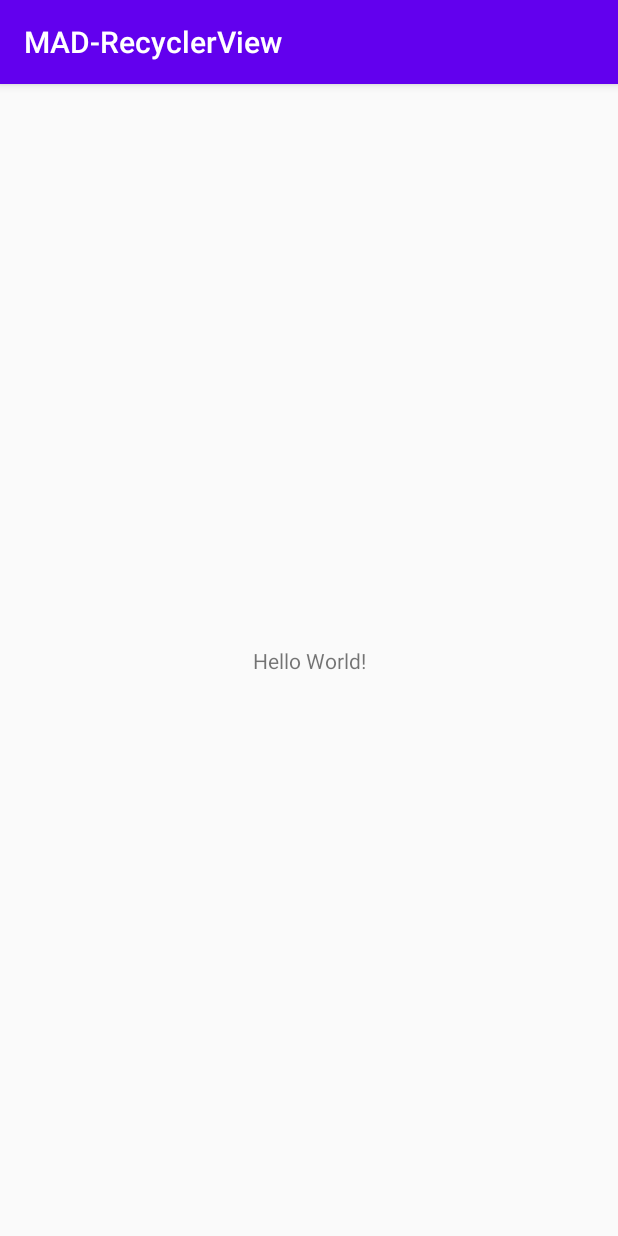
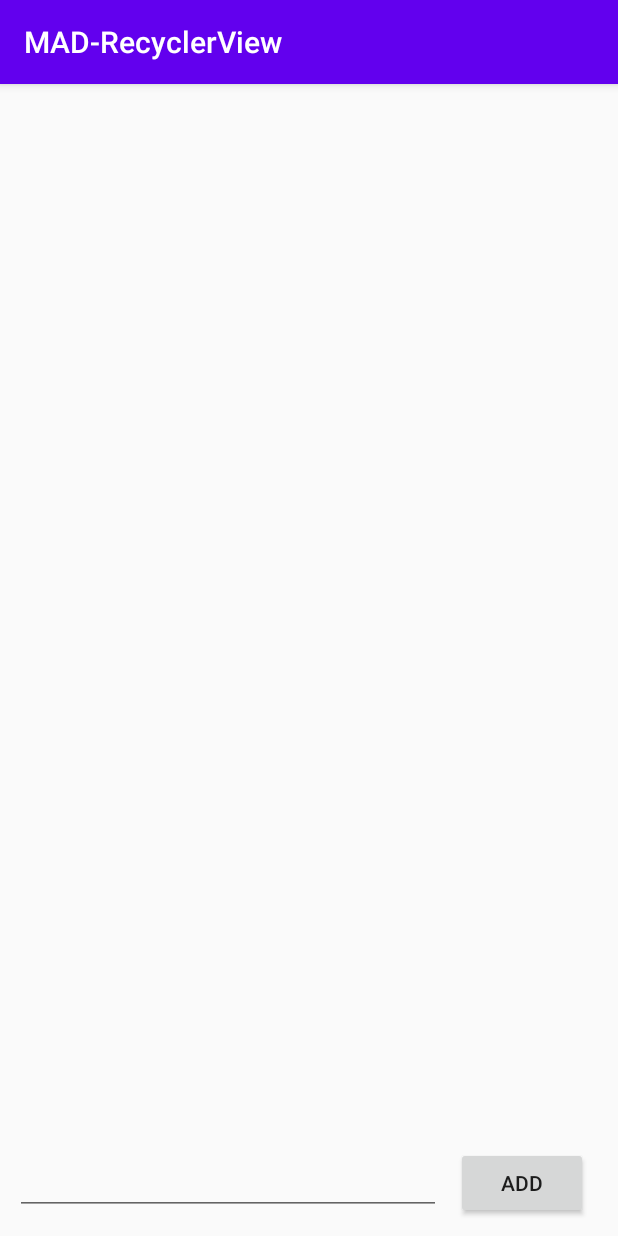
Before and after one commit to MAD-2020/mad-practical-5-recyclerview-Pritheev-Roshan, an Android app: the screen it shows after launch (MainActivity), on a phone screen of 412 x 824 dp. Run offline under Robolectric (Android 15) with nearby library versions, the phone set to English and light mode, and no system bars.

Commit message:
Recyclerview and item addition working

```diff
--- /dev/null
+++ b/app/src/main/java/sg/edu/np/mad/mad_recyclerview/ListAdapter.java
@@ -0,0 +1,46 @@
+package sg.edu.np.mad.mad_recyclerview;
+
+import android.view.LayoutInflater;
+import android.view.View;
+import android.view.ViewGroup;
+
+import androidx.recyclerview.widget.RecyclerView;
+
+import java.util.ArrayList;
+
+public class ListAdapter extends RecyclerView.Adapter<ListViewHolder> {
+
+    private final String TAG = "ListAdapter";
+
+    private ArrayList<String> list_objects;
+
+    public ListAdapter(ArrayList<String> obj){
+        this.list_objects = obj;
+    }
+
+    @Override
+    public ListViewHolder onCreateViewHolder(ViewGroup parent, int viewType){
+        View view = LayoutInflater.from(parent.getContext()).inflate(R.layout.list_layout, parent, false);
+        ListViewHolder holder = new ListViewHolder(view);
+        return holder;
+    }
+
+    @Override
+    public void onBindViewHolder(ListViewHolder holder, int position){
+        holder.txt.setText(list_objects.get(position));
+
+        String item = holder.txt.getText().toString();
+
+    }
+
+    public int getItemCount(){
+        return list_objects.size();
+    }
+
+
+    public ArrayList<String> returnList()
+    {
+        return list_objects;
+    }
+
+}
--- a/app/src/main/java/sg/edu/np/mad/mad_recyclerview/MainActivity.java
+++ b/app/src/main/java/sg/edu/np/mad/mad_recyclerview/MainActivity.java
@@ -1,20 +1,58 @@
 package sg.edu.np.mad.mad_recyclerview;
 
 import androidx.appcompat.app.AppCompatActivity;
+import androidx.recyclerview.widget.DefaultItemAnimator;
+import androidx.recyclerview.widget.LinearLayoutManager;
 import androidx.recyclerview.widget.RecyclerView;
 
 import android.content.Context;
 import android.os.Bundle;
+import android.view.View;
 import android.view.inputmethod.InputMethodManager;
+import android.widget.Button;
+import android.widget.EditText;
 
 import java.util.ArrayList;
 
 public class MainActivity extends AppCompatActivity {
 
+    final String TAG = "Recycler View";
+    RecyclerView recyclerView;
+    EditText taskInput;
+    ListAdapter listAdapter;
+    Button taskAddButton;
+
+    ArrayList<String> data = new ArrayList<>();
+
     @Override
     protected void onCreate(Bundle savedInstanceState) {
         super.onCreate(savedInstanceState);
         setContentView(R.layout.activity_main);
+
+        recyclerView = findViewById(R.id.recyclerView);
+        taskInput = findViewById(R.id.taskInput);
+        taskAddButton = findViewById(R.id.taskAdd);
+
+        LinearLayoutManager layoutManager = new LinearLayoutManager(this);
+
+        listAdapter = new ListAdapter(data);
+
+        recyclerView.setAdapter(listAdapter);
+        recyclerView.setLayoutManager(layoutManager);
+        recyclerView.setItemAnimator(new DefaultItemAnimator());
+
+        taskAddButton.setOnClickListener(new View.OnClickListener() {
+            @Override
+            public void onClick(View v) {
+                String item = taskInput.getText().toString();
+                data.add(item);
+                listAdapter.notifyDataSetChanged();
+
+                showNewEntry(recyclerView, listAdapter.returnList());
+            }
+        });
+
+
     }
 
     /**
@@ -32,4 +70,5 @@ public class MainActivity extends AppCompatActivity {
         InputMethodManager imm = (InputMethodManager)getSystemService(Context.INPUT_METHOD_SERVICE);
         imm.hideSoftInputFromWindow(rv.getWindowToken(), 0);
     }
+
 }
--- a/app/src/main/res/layout/activity_main.xml
+++ b/app/src/main/res/layout/activity_main.xml
@@ -6,13 +6,43 @@
     android:layout_height="match_parent"
     tools:context=".MainActivity">
 
-    <TextView
-        android:layout_width="wrap_content"
-        android:layout_height="wrap_content"
-        android:text="Hello World!"
-        app:layout_constraintBottom_toBottomOf="parent"
-        app:layout_constraintLeft_toLeftOf="parent"
-        app:layout_constraintRight_toRightOf="parent"
+    <androidx.recyclerview.widget.RecyclerView
+        android:id="@+id/recyclerView"
+        android:layout_width="413dp"
+        android:layout_height="663dp"
+        app:layout_constraintBottom_toTopOf="@+id/bottom_section"
+        app:layout_constraintEnd_toEndOf="parent"
+        app:layout_constraintStart_toStartOf="parent"
         app:layout_constraintTop_toTopOf="parent" />
 
+    <LinearLayout
+        android:id="@+id/bottom_section"
+        android:layout_width="match_parent"
+        android:layout_height="wrap_content"
+        android:layout_alignParentBottom="true"
+        android:padding="10dp"
+        app:layout_constraintBottom_toBottomOf="parent"
+        app:layout_constraintEnd_toEndOf="parent"
+        app:layout_constraintHorizontal_bias="1.0"
+        app:layout_constraintStart_toStartOf="parent"
+        app:layout_constraintTop_toTopOf="parent"
+        app:layout_constraintVertical_bias="0.998">
+
+        <EditText
+            android:id="@+id/taskInput"
+            android:layout_width="189dp"
+            android:layout_height="wrap_content"
+            android:layout_marginRight="10dp"
+            android:layout_weight="1" />
+
+        <Button
+            android:id="@+id/taskAdd"
+            android:layout_width="wrap_content"
+            android:layout_height="wrap_content"
+            android:layout_marginRight="10dp"
+            android:text="Add"
+            android:onClick="addItemtoList"/>
+
+    </LinearLayout>
+
 </androidx.constraintlayout.widget.ConstraintLayout>
```
Also changed, not shown: app/src/main/java/sg/edu/np/mad/mad_recyclerview/ListViewHolder.java (added, +21 -0 lines), app/src/main/java/sg/edu/np/mad/mad_recyclerview/Object.java (added, +29 -0 lines), app/src/main/res/layout/list_layout.xml (added, +31 -0 lines).
